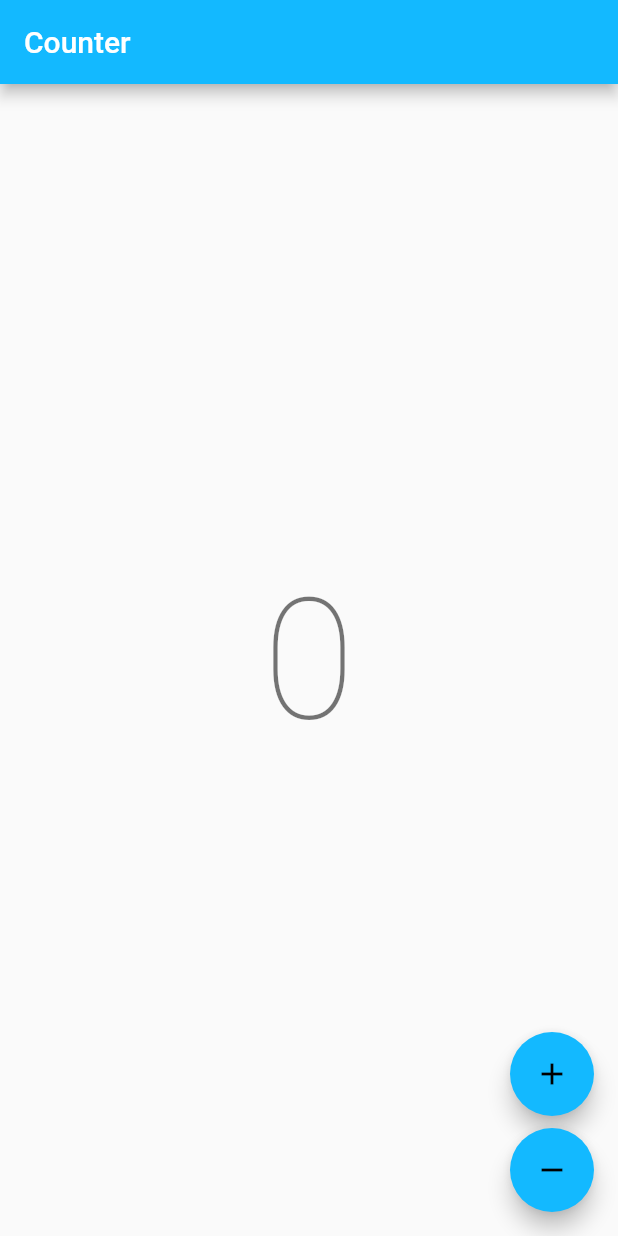
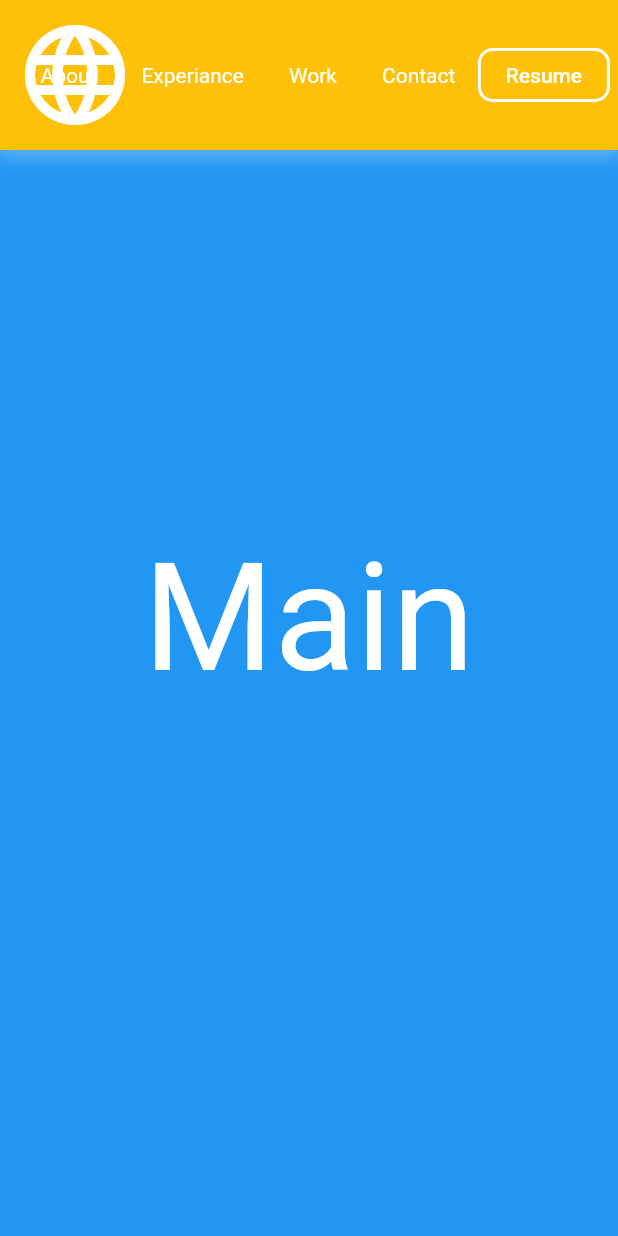
Before and after one commit to gyakhoe/portfolio, a Flutter app: the screen it shows after launch, on a phone screen of 412 x 824 dp. Run offline on Flutter 3.47's test engine with Material 2 defaults, Android fonts, the phone set to English and light mode, and no system bars; our stand-ins replace bloc; generated files the repository leaves out were written again.

Commit message:
home skel created with header and content layout

```diff
--- a/lib/app/view/app.dart
+++ b/lib/app/view/app.dart
@@ -7,7 +7,7 @@
 
 import 'package:flutter/material.dart';
 import 'package:flutter_localizations/flutter_localizations.dart';
-import 'package:portfolio/counter/counter.dart';
+import 'package:portfolio/home/views/home_page.dart';
 import 'package:portfolio/l10n/l10n.dart';
 
 class App extends StatelessWidget {
@@ -16,6 +16,7 @@ class App extends StatelessWidget {
   @override
   Widget build(BuildContext context) {
     return MaterialApp(
+      debugShowCheckedModeBanner: false,
       theme: ThemeData(
         appBarTheme: const AppBarTheme(color: Color(0xFF13B9FF)),
         colorScheme: ColorScheme.fromSwatch(
@@ -27,7 +28,7 @@ class App extends StatelessWidget {
         GlobalMaterialLocalizations.delegate,
       ],
       supportedLocales: AppLocalizations.supportedLocales,
-      home: const CounterPage(),
+      home: const HomePage(),
     );
   }
 }
--- a/lib/counter/counter.dart
+++ /dev/null
@@ -1,9 +0,0 @@
-// Copyright (c) 2022, Very Good Ventures
-// https://verygood.ventures
-//
-// Use of this source code is governed by an MIT-style
-// license that can be found in the LICENSE file or at
-// https://opensource.org/licenses/MIT.
-
-export 'cubit/counter_cubit.dart';
-export 'view/counter_page.dart';
--- a/lib/counter/cubit/counter_cubit.dart
+++ /dev/null
@@ -1,15 +0,0 @@
-// Copyright (c) 2022, Very Good Ventures
-// https://verygood.ventures
-//
-// Use of this source code is governed by an MIT-style
-// license that can be found in the LICENSE file or at
-// https://opensource.org/licenses/MIT.
-
-import 'package:bloc/bloc.dart';
-
-class CounterCubit extends Cubit<int> {
-  CounterCubit() : super(0);
-
-  void increment() => emit(state + 1);
-  void decrement() => emit(state - 1);
-}
--- a/lib/counter/view/counter_page.dart
+++ /dev/null
@@ -1,62 +0,0 @@
-// Copyright (c) 2022, Very Good Ventures
-// https://verygood.ventures
-//
-// Use of this source code is governed by an MIT-style
-// license that can be found in the LICENSE file or at
-// https://opensource.org/licenses/MIT.
-
-import 'package:flutter/material.dart';
-import 'package:flutter_bloc/flutter_bloc.dart';
-import 'package:portfolio/counter/counter.dart';
-import 'package:portfolio/l10n/l10n.dart';
-
-class CounterPage extends StatelessWidget {
-  const CounterPage({Key? key}) : super(key: key);
-
-  @override
-  Widget build(BuildContext context) {
-    return BlocProvider(
-      create: (_) => CounterCubit(),
-      child: const CounterView(),
-    );
-  }
-}
-
-class CounterView extends StatelessWidget {
-  const CounterView({Key? key}) : super(key: key);
-
-  @override
-  Widget build(BuildContext context) {
-    final l10n = context.l10n;
-    return Scaffold(
-      appBar: AppBar(title: Text(l10n.counterAppBarTitle)),
-      body: const Center(child: CounterText()),
-      floatingActionButton: Column(
-        mainAxisAlignment: MainAxisAlignment.end,
-        crossAxisAlignment: CrossAxisAlignment.end,
-        children: [
-          FloatingActionButton(
-            onPressed: () => context.read<CounterCubit>().increment(),
-            child: const Icon(Icons.add),
-          ),
-          const SizedBox(height: 8),
-          FloatingActionButton(
-            onPressed: () => context.read<CounterCubit>().decrement(),
-            child: const Icon(Icons.remove),
-          ),
-        ],
-      ),
-    );
-  }
-}
-
-class CounterText extends StatelessWidget {
-  const CounterText({Key? key}) : super(key: key);
-
-  @override
-  Widget build(BuildContext context) {
-    final theme = Theme.of(context);
-    final count = context.select((CounterCubit cubit) => cubit.state);
-    return Text('$count', style: theme.textTheme.headline1);
-  }
-}
--- /dev/null
+++ b/lib/home/views/home_page.dart
@@ -0,0 +1,152 @@
+import 'package:flutter/material.dart';
+
+class HomePage extends StatelessWidget {
+  const HomePage({Key? key}) : super(key: key);
+
+  @override
+  Widget build(BuildContext context) {
+    return const Scaffold(
+      body: _HomeView(),
+    );
+  }
+}
+
+class _HomeView extends StatelessWidget {
+  const _HomeView({Key? key}) : super(key: key);
+
+  @override
+  Widget build(BuildContext context) {
+    return Stack(
+      children: [
+        _homeListView(context),
+        Align(
+          alignment: Alignment.topCenter,
+          child: Container(
+            decoration: const BoxDecoration(
+              boxShadow: [
+                BoxShadow(
+                  color: Colors.white30,
+                  offset: Offset(
+                    0,
+                    3,
+                  ),
+                  blurRadius: 10,
+                  spreadRadius: 2,
+                ), //BoxShadow
+                BoxShadow(
+                  color: Colors.white,
+                ),
+              ],
+              color: Colors.amber,
+            ),
+            height: 100,
+            width: MediaQuery.of(context).size.width,
+            child: Stack(
+              children: [
+                const Align(
+                  alignment: Alignment.centerLeft,
+                  child: Padding(
+                    padding: EdgeInsets.all(10),
+                    child: Icon(
+                      Icons.language,
+                      color: Colors.white,
+                      size: 80,
+                    ),
+                  ),
+                ),
+                Align(
+                  alignment: Alignment.centerRight,
+                  child: SizedBox(
+                    width: 400,
+                    child: Row(
+                      children: [
+                        _navItem(textToDisplay: 'About'),
+                        _navItem(textToDisplay: 'Experiance'),
+                        _navItem(textToDisplay: 'Work'),
+                        _navItem(textToDisplay: 'Contact'),
+                        MaterialButton(
+                          onPressed: () {},
+                          shape: RoundedRectangleBorder(
+                            borderRadius: BorderRadius.circular(10),
+                            side: const BorderSide(
+                              color: Colors.white,
+                              width: 2,
+                            ),
+                          ),
+                          child: const Text(
+                            'Resume',
+                            style: TextStyle(
+                              color: Colors.white,
+                            ),
+                          ),
+                        )
+                      ],
+                    ),
+                  ),
+                ),
+              ],
+            ),
+          ),
+        ),
+      ],
+    );
+  }
+
+  TextStyle _homeNavTextStyle() {
+    return const TextStyle(
+      color: Colors.white,
+    );
+  }
+
+  Widget _navItem({required String textToDisplay}) {
+    return Container(
+      margin: const EdgeInsets.all(10),
+      padding: const EdgeInsets.all(5),
+      child: Text(
+        textToDisplay,
+        style: _homeNavTextStyle(),
+      ),
+    );
+  }
+
+  ListView _homeListView(BuildContext context) {
+    return ListView(
+      children: [
+        _homeContent(title: 'Main', context: context, color: Colors.blue),
+        _homeContent(title: 'About', context: context, color: Colors.green),
+        _homeContent(
+          title: 'Experiance',
+          context: context,
+          color: Colors.greenAccent,
+        ),
+        _homeContent(title: 'Work', context: context, color: Colors.orange),
+        _homeContent(
+          title: 'Contact',
+          context: context,
+          color: Theme.of(context).primaryColorLight,
+        ),
+      ],
+    );
+  }
+
+  Container _homeContent({
+    required String title,
+    required BuildContext context,
+    required Color color,
+  }) {
+    return Container(
+      height: MediaQuery.of(context).size.height,
+      width: MediaQuery.of(context).size.width,
+      color: color,
+      child: Center(
+        child: Text(
+          title,
+          style: const TextStyle(
+            color: Colors.white,
+            fontSize: 100,
+          ),
+        ),
+      ),
+    );
+  }
+}
```
Also changed, not shown: 3 other files.
